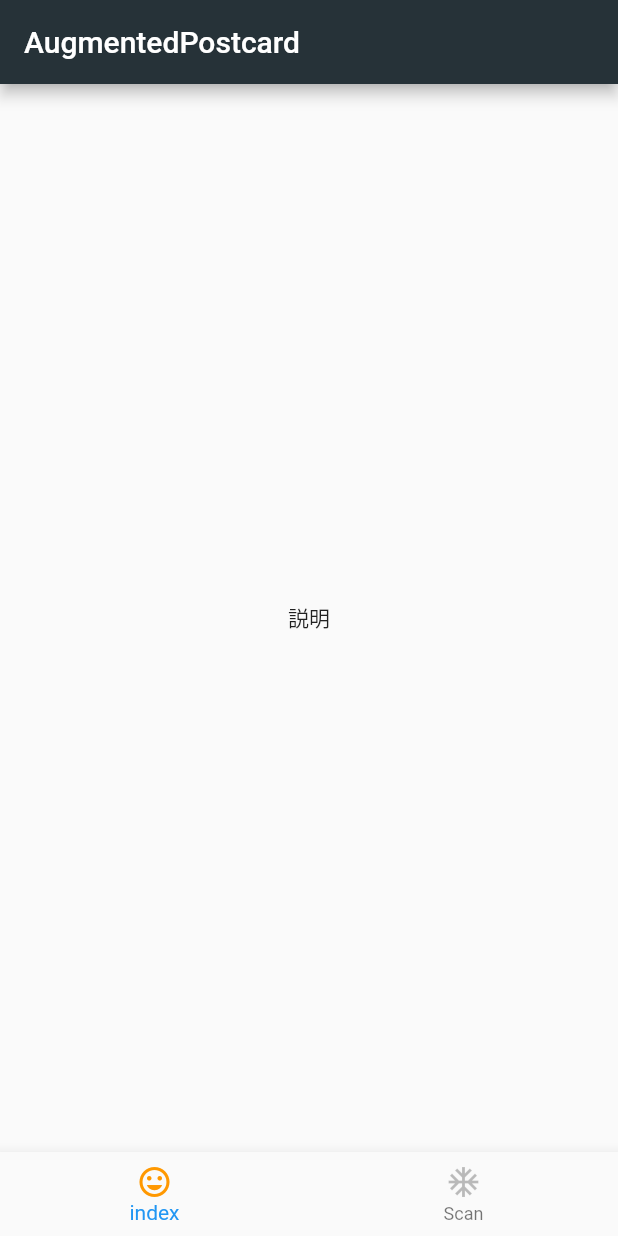
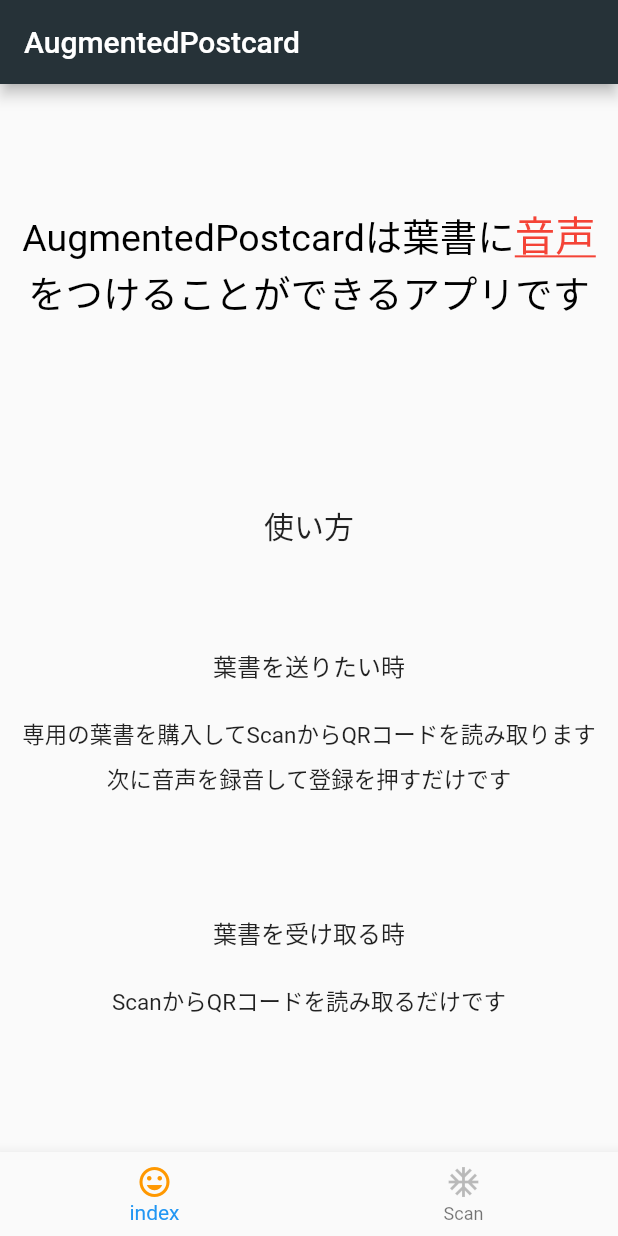
Before and after one commit to kyutech-programming-club/AugmentedPostcard, a Flutter app: the screen it shows after launch, on a phone screen of 412 x 824 dp. Run offline on Flutter 3.47's test engine with Material 2 defaults, Android fonts, the phone set to English and light mode, and no system bars; our stand-ins replace audioplayers, cloud_firestore, firebase_core; missing offline and left inert: barcode_scan, flutter_audio_recorder; accounts and stored records are empty.

Commit message:
Add description

```diff
--- a/lib/index.dart
+++ b/lib/index.dart
@@ -9,6 +9,7 @@ class IndexWidget extends StatefulWidget {
 }
 
 class _IndexWidgetState extends State<IndexWidget> {
+
 
   @override
   Widget build(BuildContext context) {
@@ -24,8 +25,91 @@ class _IndexWidgetState extends State<IndexWidget> {
 
           mainAxisAlignment: MainAxisAlignment.center,
           children: <Widget>[
-            Text(
-              '説明',
+            Expanded(flex: 4,
+              child: Align(
+                alignment: Alignment.center,
+                child:  RichText(
+                  text: TextSpan(style: TextStyle(color: Colors.black), children: [
+
+                    TextSpan(text: 'AugmentedPostcardは葉書に',
+                      style: TextStyle(
+                      fontSize: 25.0,
+                  )),
+                    TextSpan(
+                        text: '音声',
+                        style: TextStyle(
+                          fontSize: 27.0,
+                          color: Colors.red,
+                          decoration: TextDecoration.underline,
+                        )),
+                    TextSpan(text: ' をつけることができるアプリです',
+                        style: TextStyle(
+                          fontSize: 25.0,
+                        )),
+                  ]),
+                  textAlign: TextAlign.center,
+                ),
+              ),
+            ),
+            Expanded(flex: 2,
+              child: Align(
+                alignment: Alignment.center,
+                child: Text(
+                    '使い方',textAlign: TextAlign.center,
+                    style: TextStyle(
+                        fontSize: 20,
+                        height: 1.0
+                    )
+                ),
+              ),
+            ),
+            Expanded(flex: 1,
+              child: Align(
+                alignment: Alignment.center,
+                child: Text(
+                    '葉書を送りたい時',textAlign: TextAlign.left,
+                    style: TextStyle(
+                        fontSize: 16,
+                        height: 2.0
+                    )
+                ),
+              ),
+            ),
+            Expanded(flex: 2,
+              child: Align(
+                alignment: Alignment.topCenter,
+                child: Text(
+                  '専用の葉書を購入してScanからQRコードを読み取ります\n次に音声を録音して登録を押すだけです',textAlign: TextAlign.center,
+                  style: TextStyle(
+                    fontSize: 15,
+                    height: 2.0
+                  )
+                ),
+              ),
+            ),
+            Expanded(flex: 1,
+              child: Align(
+                alignment: Alignment.center,
+                child: Text(
+                    '葉書を受け取る時',textAlign: TextAlign.center,
+                    style: TextStyle(
+                        fontSize: 16,
+                        height: 2.0
+                    )
+                ),
+              ),
+            ),
+            Expanded(flex: 2,
+              child: Align(
+                alignment: Alignment.topCenter,
+                child: Text(
+                  'ScanからQRコードを読み取るだけです', textAlign: TextAlign.left,
+                  style: TextStyle(
+                    fontSize: 15,
+                    height: 2.0,
+                  )
+                ),
+              ),
             ),
           ],
         ),
```
Also changed, not shown: 1 other file.
